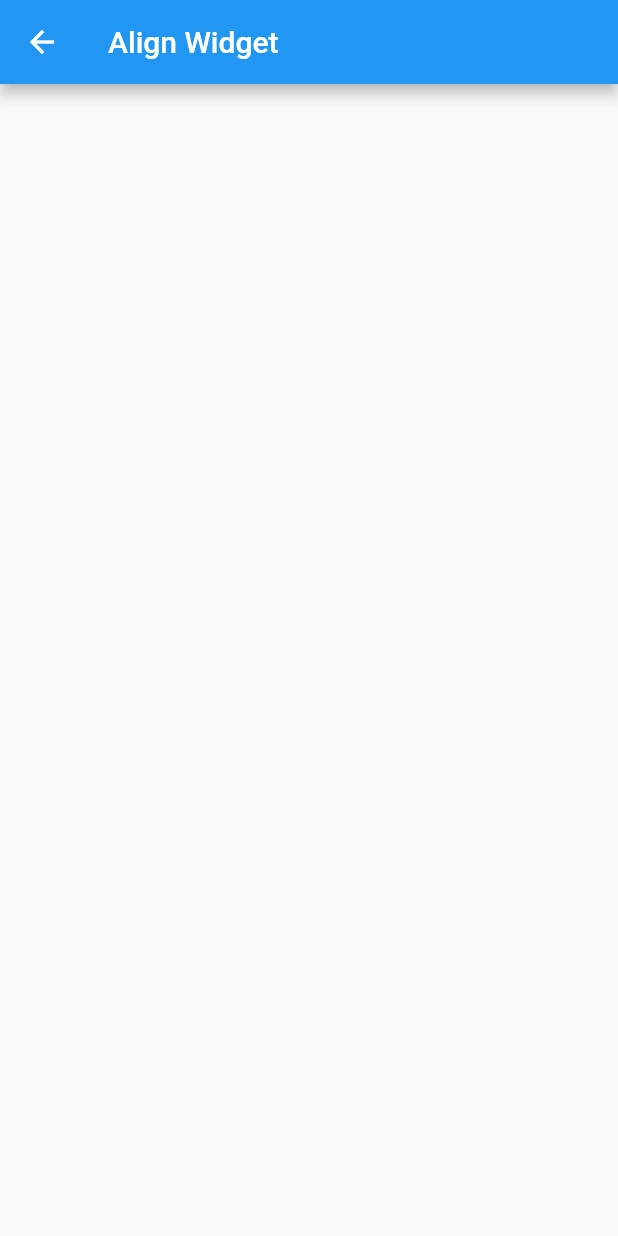
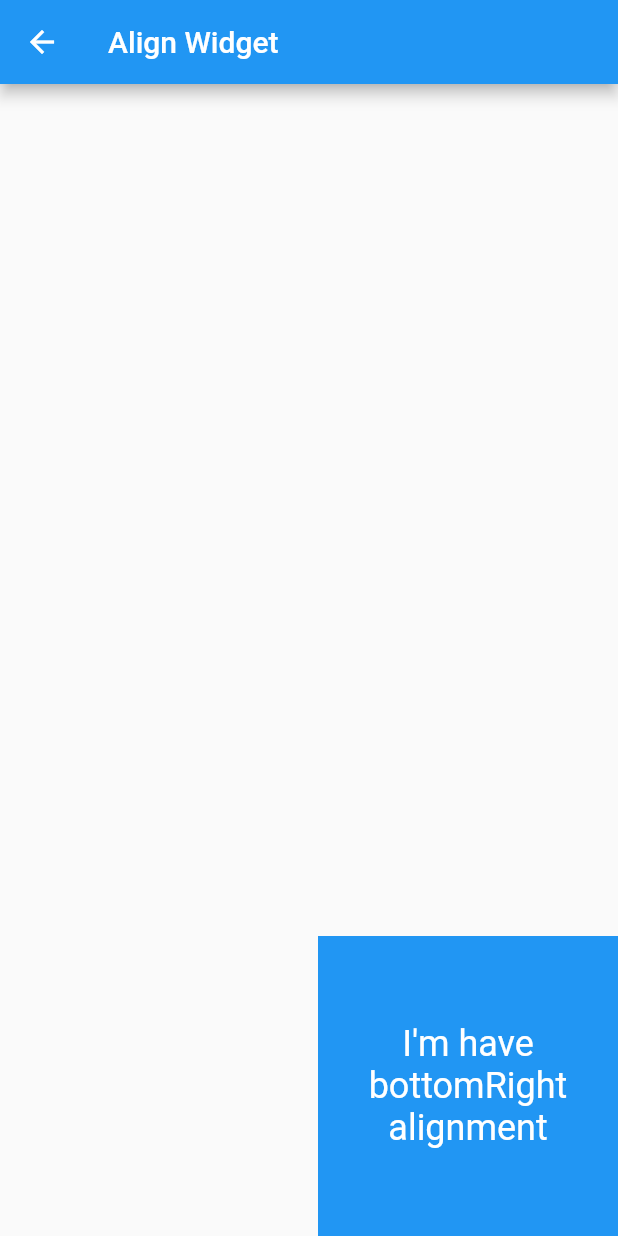
Before and after one commit to payam-zahedi/workshop, a Flutter app: the screen it shows after launch, after a tap on "Align Widget", on a phone screen of 412 x 824 dp. Run offline on Flutter 3.47's test engine with Material 2 defaults, Android fonts, the phone set to English and light mode, and no system bars.

Commit message:
update learn widget result

```diff
--- a/projects/learn_widgets/result/lib/main.dart
+++ b/projects/learn_widgets/result/lib/main.dart
@@ -1,6 +1,6 @@
-
 import 'package:flutter/material.dart';
 import 'package:result/src/align.dart';
+import 'package:result/src/center.dart';
 import 'package:result/src/column.dart';
 import 'package:result/src/container.dart';
 import 'package:result/src/icon.dart';
@@ -102,7 +102,21 @@ class _MyHomePageState extends State<MyHomePage> {
             padding: const EdgeInsets.fromLTRB(8, 8, 8, 0),
             child: ListTile(
               onTap: () {
-                pushTo('Align Widget', LearnAlign());
+                pushTo('Center Widget', LearnCenter(), isCenter: false);
+              },
+              shape: RoundedRectangleBorder(
+                borderRadius: BorderRadius.circular(8),
+                side: BorderSide(color: Colors.grey, width: 2),
+              ),
+              tileColor: Colors.amber.shade200,
+              title: Text('Center Widget'),
+            ),
+          ),
+          Padding(
+            padding: const EdgeInsets.fromLTRB(8, 8, 8, 0),
+            child: ListTile(
+              onTap: () {
+                pushTo('Align Widget', LearnAlign(), isCenter: false);
               },
               shape: RoundedRectangleBorder(
                 borderRadius: BorderRadius.circular(8),
@@ -201,12 +215,13 @@ class PageWidget extends StatelessWidget {
 
   @override
   Widget build(BuildContext context) {
+    Widget content = child;
+
+    if (isCentered) content = Center(child: content);
+
     return Scaffold(
       appBar: AppBar(title: Text(title)),
-      body: Align(
-        alignment: isCentered ? Alignment.center : Alignment.topLeft,
-        child: child,
-      ),
+      body: content,
     );
   }
 }
--- a/projects/learn_widgets/result/lib/src/align.dart
+++ b/projects/learn_widgets/result/lib/src/align.dart
@@ -5,6 +5,22 @@ class LearnAlign extends StatelessWidget {
 
   @override
   Widget build(BuildContext context) {
-    return Container();
+    return Align(
+      alignment: Alignment.bottomRight,
+      child: Container(
+        width: 200,
+        height: 200,
+        alignment: Alignment.center,
+        color: Colors.blue,
+        child: Text(
+          "I'm have bottomRight alignment",
+          style: TextStyle(
+            color: Colors.white,
+            fontSize: 24,
+          ),
+          textAlign: TextAlign.center,
+        ),
+      ),
+    );
   }
 }
--- a/projects/learn_widgets/result/lib/src/container.dart
+++ b/projects/learn_widgets/result/lib/src/container.dart
@@ -16,6 +16,7 @@ class LearnContainer extends StatelessWidget {
           color: Colors.white,
           fontSize: 24,
         ),
+        textAlign: TextAlign.center,
       ),
     );
   }
--- a/projects/learn_widgets/result/lib/src/text.dart
+++ b/projects/learn_widgets/result/lib/src/text.dart
@@ -11,6 +11,7 @@ class LearnText extends StatelessWidget {
         color: Colors.red,
         fontSize: 32,
       ),
+      textAlign: TextAlign.center,
     );
   }
 }
```
Also changed, not shown: projects/learn_widgets/result/lib/src/center.dart (+16 -1 lines), projects/learn_widgets/result/lib/src/icon.dart (+11 -1 lines), projects/learn_widgets/result/lib/src/image.dart (+14 -1 lines).
